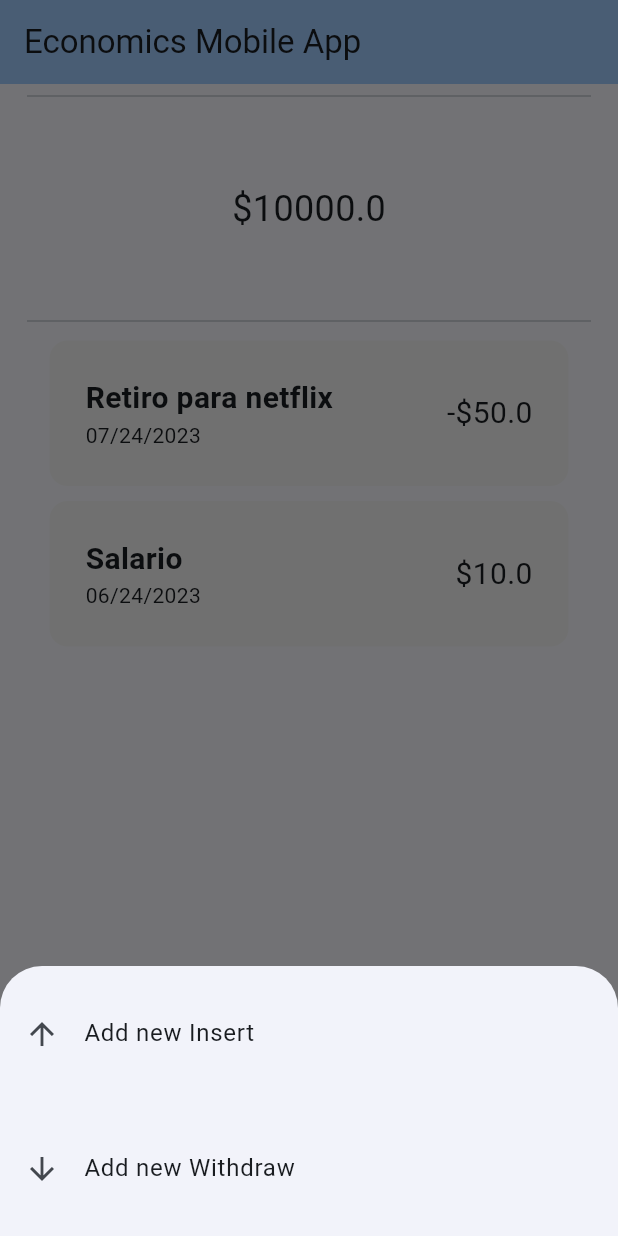
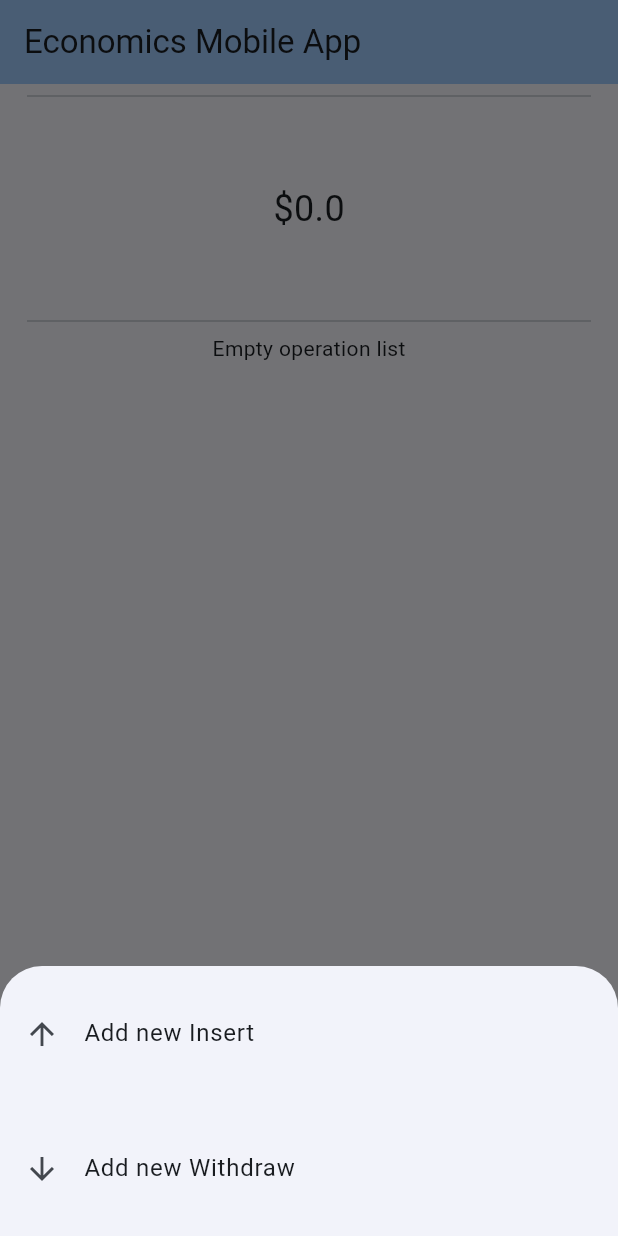
Before and after one commit to Elias288/Economics-Mobile-App, a Flutter app: the screen it shows after launch, after a tap on the "add" icon, on a phone screen of 412 x 824 dp. Run offline on Flutter 3.47's test engine with Material 2 defaults, Android fonts, the phone set to English and light mode, and no system bars; drawn by our look-alikes of flutter_slidable; our stand-ins replace hive_flutter; accounts and stored records are empty.

Commit message:
Persist and validate data

```diff
--- a/app/lib/components/modal_add_operations.dart
+++ b/app/lib/components/modal_add_operations.dart
@@ -1,4 +1,4 @@
-import 'package:app/utils/operations.dart';
+import 'package:app/utils/operation.dart';
 import 'package:flutter/material.dart';
 
 class ModalAddOperations extends StatelessWidget {
--- /dev/null
+++ b/app/lib/data/hive.data.dart
@@ -0,0 +1,26 @@
+import 'package:hive_flutter/hive_flutter.dart';
+import 'package:app/utils/operation.dart';
+
+class HiveData {
+  double totalAmount = 0;
+  List<Operation> operationList = [];
+
+  final _myBox = Hive.box('operationsBox');
+
+  void loadData() {
+    // load the operations list
+    if (_myBox.get("operations") != null) {
+      operationList = _myBox.get("operations")?.cast<Operation>() ?? [];
+    }
+
+    // load the amount
+    if (_myBox.get("totalAmount") != null) {
+      totalAmount = _myBox.get("totalAmount") ?? 0;
+    }
+  }
+
+  void updateDataBase() {
+    _myBox.put("operations", operationList);
+    _myBox.put("totalAmount", totalAmount);
+  }
+}
--- a/app/lib/main.dart
+++ b/app/lib/main.dart
@@ -1,10 +1,15 @@
 import 'package:app/pages/my_home_page.dart';
+import 'package:app/utils/operation.dart';
 import 'package:flutter/material.dart';
+import 'package:hive_flutter/hive_flutter.dart';
 
-void main() {
-  runApp(const MaterialApp(
-    home: MyApp(),
-  ));
+void main() async {
+  await Hive.initFlutter();
+  Hive.registerAdapter(OperationAdapter());
+  Hive.registerAdapter(OperationTypeAdapter());
+  await Hive.openBox("operationsBox");
+
+  runApp(const MaterialApp(home: MyApp()));
 }
 
 class MyApp extends StatelessWidget {
--- a/app/lib/pages/my_home_page.dart
+++ b/app/lib/pages/my_home_page.dart
@@ -1,34 +1,28 @@
+import 'dart:developer';
 import 'package:app/components/modal_add_operations.dart';
 import 'package:app/components/info_card.dart';
+import 'package:app/data/hive.data.dart';
 import 'package:app/pages/create_operation_page.dart';
-import 'package:app/utils/operations.dart';
+import 'package:app/utils/operation.dart';
 import 'package:flutter/material.dart';
 
 class MyHomePage extends StatefulWidget {
-  const MyHomePage({
-    super.key,
-  });
+  const MyHomePage({super.key});
 
   @override
   State<MyHomePage> createState() => _MyHomePageState();
 }
 
 class _MyHomePageState extends State<MyHomePage> {
-  double totalAmount = 10000;
-  List operationList = <Operation>[
-    Operation(
-      amount: 50.0,
-      type: OperationType.withdraw,
-      operationDate: "07/24/2023",
-      cause: "Retiro para netflix",
-    ),
-    Operation(
-      amount: 10.0,
-      type: OperationType.insert,
-      operationDate: "06/24/2023",
-      cause: "Salario",
-    ),
-  ];
+  HiveData hd = HiveData();
+
+  @override
+  void initState() {
+    hd.loadData();
+    inspect(hd.operationList);
+
+    super.initState();
+  }
 
   void _openSelectionModal(context) async {
     final selectionResult = await showModalBottomSheet(
@@ -54,41 +48,56 @@ class _MyHomePageState extends State<MyHomePage> {
     }
   }
 
+  void openSnackbar(BuildContext context, title) {
+    ScaffoldMessenger.of(context).showSnackBar(
+      SnackBar(
+        content: Text(title),
+        action: SnackBarAction(
+          label: 'Close',
+          onPressed: () {},
+        ),
+        padding: const EdgeInsets.fromLTRB(15, 4, 0, 4),
+        behavior: SnackBarBehavior.floating,
+        shape:
+            RoundedRectangleBorder(borderRadius: BorderRadius.circular(10.0)),
+      ),
+    );
+  }
+
   void _addOperation(Operation operation) {
     setState(() {
-      operationList.add(operation);
-      // print([amount, type, operationDate]);
-    });
-
+      hd.operationList.add(operation);
+      inspect(hd.operationList);
       if (operation.type == OperationType.withdraw) {
         // WITHDRAW MONEY FROM THE TOTAL AMOUNT
-      setState(() {
-        totalAmount = totalAmount - operation.amount;
-      });
+        hd.totalAmount = hd.totalAmount - operation.amount;
       } else if (operation.type == OperationType.insert) {
         // INSERT MONEY FROM THE TOTAL AMOUNT
-      setState(() {
-        totalAmount = totalAmount + operation.amount;
+        hd.totalAmount = hd.totalAmount + operation.amount;
+      }
+
+      hd.updateDataBase();
+      operation.type == OperationType.insert
+          ? openSnackbar(context, "Insertion Added")
+          : openSnackbar(context, "Withdrawal added");
     });
-    }
   }
 
   void _removeOperation(int index) {
     setState(() {
-      Operation operation = operationList[index];
-      operationList.removeAt(index);
+      Operation operation = hd.operationList[index];
+      hd.operationList.removeAt(index);
 
       if (operation.type == OperationType.withdraw) {
         // insert the extracted amount to the total amount
-        setState(() {
-          totalAmount = totalAmount + operation.amount;
-        });
+        hd.totalAmount = hd.totalAmount + operation.amount;
       } else if (operation.type == OperationType.insert) {
         // withdraws the amount withdrawn in the total amount
-        setState(() {
-          totalAmount = totalAmount - operation.amount;
-        });
+        hd.totalAmount = hd.totalAmount - operation.amount;
       }
+
+      hd.updateDataBase();
+      openSnackbar(context, "Operation Removed");
     });
   }
 
@@ -97,34 +106,22 @@ class _MyHomePageState extends State<MyHomePage> {
     Operation updatedOperation,
     Operation previusOperation,
   ) {
-    /* Navigator.push(
-      context,
-      MaterialPageRoute(
-        builder: (context) => UpdateOperationPage(
-            operationTitle: previusOperation.type == OperationType.insert
-                ? "Edit the insert"
-                : "Edit the Withdraw",
-            operation: previusOperation),
-      ),
-    ); */
-
     setState(() {
-      operationList[index] = updatedOperation;
-    });
+      hd.operationList[index] = updatedOperation;
 
       if (previusOperation.type == OperationType.withdraw) {
         // the previous amount is added and the new amount is subtracted.
-      setState(() {
-        totalAmount =
-            totalAmount + previusOperation.amount - updatedOperation.amount;
-      });
+        hd.totalAmount =
+            hd.totalAmount + previusOperation.amount - updatedOperation.amount;
       } else if (previusOperation.type == OperationType.insert) {
         // the previous amount is subtracted and the new amount is added.
-      setState(() {
-        totalAmount =
-            totalAmount - previusOperation.amount + updatedOperation.amount;
+        hd.totalAmount =
+            hd.totalAmount - previusOperation.amount + updatedOperation.amount;
+      }
+
+      hd.updateDataBase();
+      openSnackbar(context, "Operation Updated");
     });
-    }
   }
 
   @override
@@ -147,7 +144,7 @@ class _MyHomePageState extends State<MyHomePage> {
               child: Padding(
                 padding: const EdgeInsets.symmetric(vertical: 50),
                 child: Text(
-                  "\$${totalAmount.toString()}",
+                  "\$${hd.totalAmount.toString()}",
                   style: const TextStyle(fontSize: 24),
                 ),
               ),
@@ -162,7 +159,8 @@ class _MyHomePageState extends State<MyHomePage> {
             // const Divider(),
 
             // LIST OF OPERATIONS
-            operationList.isEmpty
+            Container(
+              child: hd.operationList.isEmpty
                   // IF EMPTY SHOW A MESSAGE
                   ? const Column(
                       mainAxisSize: MainAxisSize.max,
@@ -177,9 +175,9 @@ class _MyHomePageState extends State<MyHomePage> {
                   // ELSE SHOW A LIST
                   : Expanded(
                       child: ListView.builder(
-                      itemCount: operationList.length,
+                        itemCount: hd.operationList.length,
                         itemBuilder: (context, index) {
-                        Operation operation = operationList[index];
+                          Operation operation = hd.operationList[index];
 
                           return InfoCard(
                             index: index,
@@ -191,13 +189,14 @@ class _MyHomePageState extends State<MyHomePage> {
                         },
                       ),
                     ),
+            ),
           ],
         ),
       ),
 
-      // BOTON FLOTANTE
+      // floating button
       floatingActionButton: FloatingActionButton(
-        // MODAL PARA ELEGIR OPERACIÓN
+        // open modal to select operation type
         onPressed: () => _openSelectionModal(context),
         tooltip: "Add an Operation",
         child: const Icon(Icons.add),
--- /dev/null
+++ b/app/lib/utils/operation.dart
@@ -0,0 +1,35 @@
+import 'package:hive_flutter/hive_flutter.dart';
+
+// generate OperationAdapter: `flutter packages pub run build_runner build`
+part 'operation.g.dart';
+
+@HiveType(typeId: 0)
+class Operation {
+  @HiveField(0)
+  final double amount;
+
+  @HiveField(1)
+  final OperationType type;
+
+  @HiveField(2)
+  final String operationDate;
+
+  @HiveField(3)
+  final String cause;
+
+  Operation({
+    required this.amount,
+    required this.type,
+    required this.operationDate,
+    required this.cause,
+  });
+}
+
+@HiveType(typeId: 1)
+enum OperationType {
+  @HiveField(0)
+  withdraw,
+
+  @HiveField(1)
+  insert,
+}
--- a/app/lib/utils/operations.dart
+++ /dev/null
@@ -1,15 +0,0 @@
-enum OperationType { withdraw, insert }
-
-class Operation {
-  final double amount;
-  final OperationType type;
-  final String operationDate;
-  final String cause;
-
-  Operation({
-    required this.amount,
-    required this.type,
-    required this.operationDate,
-    required this.cause,
-  });
-}
--- a/app/pubspec.yaml
+++ b/app/pubspec.yaml
@@ -36,6 +36,8 @@ dependencies:
   # Use with the CupertinoIcons class for iOS style icons.
   cupertino_icons: ^1.0.2
   flutter_slidable: ^3.0.0
+  hive_flutter: ^1.1.0
+  intl: ^0.18.1
 
 dev_dependencies:
   flutter_test:
@@ -47,6 +49,8 @@ dev_dependencies:
   # package. See that file for information about deactivating specific lint
   # rules and activating additional ones.
   flutter_lints: ^2.0.0
+  hive_generator: ^2.0.0
+  build_runner: ^2.4.6
 
 # For information on the generic Dart part of this file, see the
 # following page: https://dart.dev/tools/pub/pubspec
```
Also changed, not shown: app/lib/components/info_card.dart (+28 -5 lines), app/lib/pages/create_operation_page.dart (+51 -5 lines), app/lib/pages/update_operation_page.dart (+74 -3 lines), app/lib/utils/operation.g.dart (added), app/pubspec.lock, 1 other file. Lines whose indentation alone changed are shown as unchanged.
